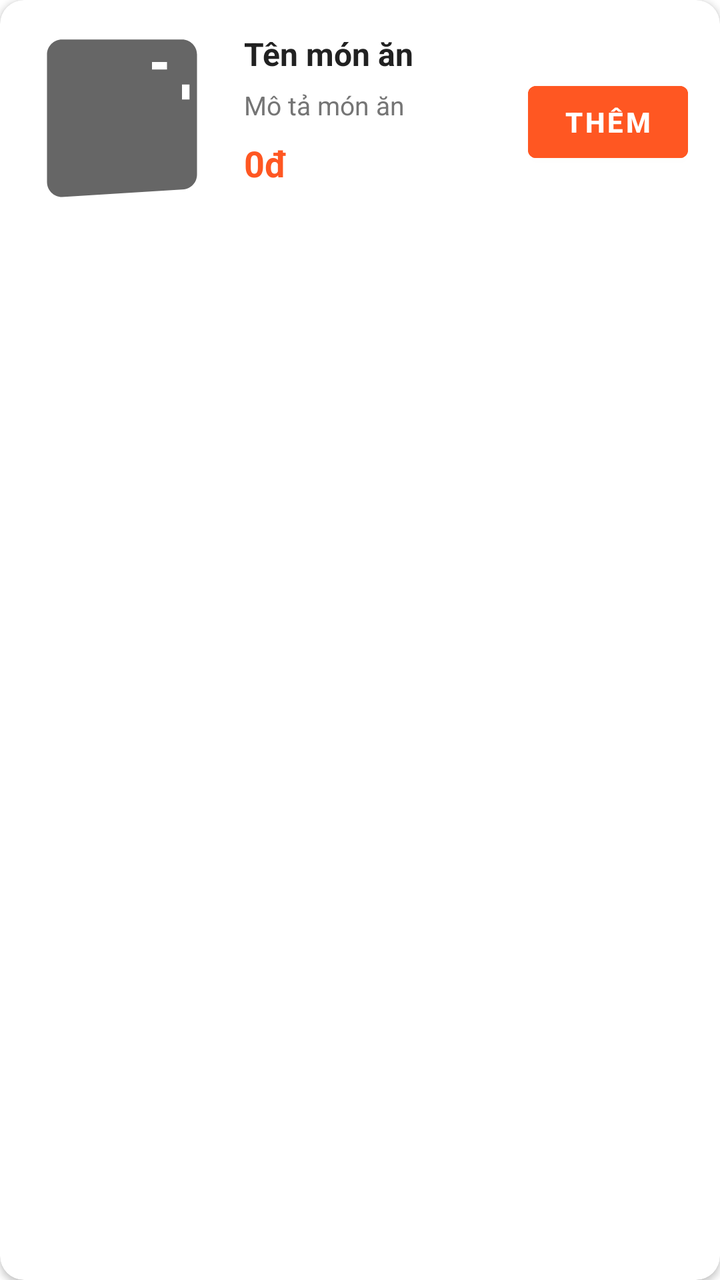
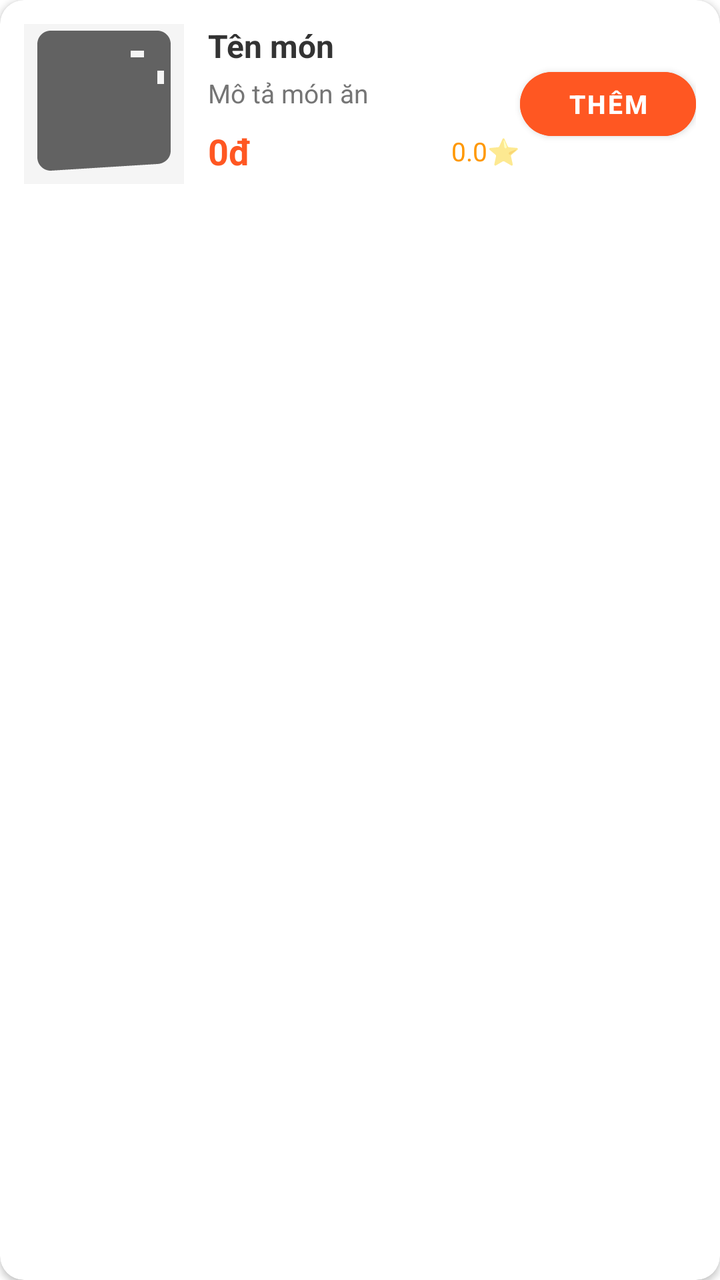

Screens rendered from an Android XML layout before and after an edit, with the pre-edit source and the edit as a unified diff.
<!-- AndroidManifest.xml: application theme Theme.FoodOrder -->
<!-- res/layout/item_food.xml -->
<?xml version="1.0" encoding="utf-8"?>
<androidx.cardview.widget.CardView xmlns:android="http://schemas.android.com/apk/res/android"
    xmlns:app="http://schemas.android.com/apk/res-auto"
    android:layout_width="match_parent"
    android:layout_height="wrap_content"
    android:layout_margin="8dp"
    app:cardCornerRadius="12dp"
    app:cardElevation="2dp">

    <LinearLayout
        android:layout_width="match_parent"
        android:layout_height="wrap_content"
        android:orientation="horizontal"
        android:padding="16dp">

        <ImageView
            android:id="@+id/ivFoodImage"
            android:layout_width="90dp"
            android:layout_height="90dp"
            android:src="@drawable/ic_food_default"
            android:scaleType="centerCrop"
            android:layout_marginEnd="16dp"
            app:cardCornerRadius="8dp"/>

        <LinearLayout
            android:layout_width="0dp"
            android:layout_height="wrap_content"
            android:layout_weight="1"
            android:orientation="vertical">

            <TextView
                android:id="@+id/tvFoodName"
                android:layout_width="wrap_content"
                android:layout_height="wrap_content"
                android:text="Tên món ăn"
                android:textSize="16sp"
                android:textStyle="bold"
                android:textColor="#212121"/>

            <TextView
                android:id="@+id/tvFoodDescription"
                android:layout_width="wrap_content"
                android:layout_height="wrap_content"
                android:text="Mô tả món ăn"
                android:textSize="13sp"
                android:textColor="#757575"
                android:layout_marginTop="6dp"
                android:maxLines="2"
                android:ellipsize="end"/>

            <TextView
                android:id="@+id/tvFoodPrice"
                android:layout_width="wrap_content"
                android:layout_height="wrap_content"
                android:text="0đ"
                android:textSize="18sp"
                android:textStyle="bold"
                android:textColor="#FF5722"
                android:layout_marginTop="8dp"/>
        </LinearLayout>

        <Button
            android:id="@+id/btnAddToCart"
            android:layout_width="80dp"
            android:layout_height="48dp"
            android:text="THÊM"
            android:backgroundTint="#FF5722"
            android:layout_gravity="center"
            android:textSize="14sp"
            android:textStyle="bold"/>

    </LinearLayout>

</androidx.cardview.widget.CardView>
<!-- resources referenced by this layout -->
<resources>
  <!-- drawable ic_food_default (drawable) -->
  <?xml version="1.0" encoding="utf-8"?>
  <vector xmlns:android="http://schemas.android.com/apk/res/android"
      android:width="24dp"
      android:height="24dp"
      android:viewportWidth="24"
      android:viewportHeight="24"
      android:tint="?attr/colorControlNormal">
      <path
          android:fillColor="@android:color/white"
          android:pathData="M11,9L9,9L9,7L11,7L11,9zM15,9L13,9L13,7L15,7L15,9zM16,6L18,6L18,4L16,4L16,6zM19,9L21,9L21,7L19,7L19,9zM13,13L15,13L15,11L13,11L13,13zM9,13L11,13L11,11L9,11L9,13zM7,9L9,9L9,7L7,7L7,9zM4,22c-1.1,0 -2,-0.9 -2,-2v0l0,-0.96L2,3c0,-1.1 0.9,-2 2,-2h16c1.1,0 2,0.9 2,2v16c0,0.27 -0.05,0.53 -0.15,0.77 -0.26,0.68 -1.03,1.21 -1.85,1.23L4,22zM20,20L4,20l0,-15.79c0.19,0.48 0.62,0.79 1.11,0.79L18.89,5c0.49,0 0.92,-0.31 1.11,-0.79L20,20zM8,18L8,18c1.1,0 2,-0.9 2,-2v0c0,-1.1 -0.9,-2 -2,-2s-2,0.9 -2,2c0,1.1 0.9,2 2,2zM16,18c1.1,0 2,-0.9 2,-2 0,-1.1 -0.9,-2 -2,-2s-2,0.9 -2,2c0,1.1 0.9,2 2,2z"/>
  </vector>
  <style name="Theme.FoodOrder" parent="Theme.MaterialComponents.DayNight.NoActionBar">
          
          <item name="colorPrimary">@color/primary_color</item>
          <item name="colorPrimaryVariant">@color/primary_dark</item>
          <item name="colorOnPrimary">@color/white</item>
  
          
          <item name="colorSecondary">@color/accent</item>
          <item name="colorSecondaryVariant">@color/teal_700</item>
          <item name="colorOnSecondary">@color/black</item>
  
          
          <item name="android:windowBackground">@color/background</item>
  
          
          <item name="colorSurface">@color/surface</item>
          <item name="colorOnSurface">@color/text_primary</item>
          <item name="colorError">#FF0000</item>
      </style>
  <color name="primary_color">#FF5722</color>
  <color name="primary_dark">#E64A19</color>
  <color name="white">#FFFFFFFF</color>
  <color name="accent">#FFC107</color>
  <color name="teal_700">#FF018786</color>
  <color name="black">#FF000000</color>
  <color name="background">#FFFFFF</color>
  <color name="surface">#F5F5F5</color>
  <color name="text_primary">#212121</color>
</resources>

<!-- the commit's change to res/layout/item_food.xml (unified diff, before → after) -->
@@ -11,63 +11,108 @@
         android:layout_width="match_parent"
         android:layout_height="wrap_content"
         android:orientation="horizontal"
-        android:padding="16dp">
+        android:padding="12dp">
 
+        
         <ImageView
             android:id="@+id/ivFoodImage"
-            android:layout_width="90dp"
-            android:layout_height="90dp"
+            android:layout_width="80dp"
+            android:layout_height="80dp"
+            android:scaleType="centerCrop"
             android:src="@drawable/ic_food_default"
-            android:scaleType="centerCrop"
-            android:layout_marginEnd="16dp"
-            app:cardCornerRadius="8dp"/>
+            android:background="#F5F5F5"
+            app:cornerRadius="10dp" />
 
+        
         <LinearLayout
             android:layout_width="0dp"
             android:layout_height="wrap_content"
             android:layout_weight="1"
-            android:orientation="vertical">
+            android:orientation="vertical"
+            android:layout_marginStart="12dp">
 
+            
             <TextView
                 android:id="@+id/tvFoodName"
-                android:layout_width="wrap_content"
+                android:layout_width="match_parent"
                 android:layout_height="wrap_content"
-                android:text="Tên món ăn"
+                android:text="Tên món"
                 android:textSize="16sp"
                 android:textStyle="bold"
-                android:textColor="#212121"/>
+                android:textColor="#333333"
+                android:maxLines="2"
+                android:ellipsize="end" />
 
+            
             <TextView
                 android:id="@+id/tvFoodDescription"
-                android:layout_width="wrap_content"
+                android:layout_width="match_parent"
                 android:layout_height="wrap_content"
                 android:text="Mô tả món ăn"
                 android:textSize="13sp"
                 android:textColor="#757575"
-                android:layout_marginTop="6dp"
                 android:maxLines="2"
-                android:ellipsize="end"/>
+                android:ellipsize="end"
+                android:layout_marginTop="4dp" />
 
-            <TextView
-                android:id="@+id/tvFoodPrice"
-                android:layout_width="wrap_content"
+            
+            <LinearLayout
+                android:layout_width="match_parent"
                 android:layout_height="wrap_content"
-                android:text="0đ"
-                android:textSize="18sp"
-                android:textStyle="bold"
-                android:textColor="#FF5722"
-                android:layout_marginTop="8dp"/>
+                android:orientation="horizontal"
+                android:layout_marginTop="8dp"
+                android:gravity="center_vertical">
+
+                <TextView
+                    android:id="@+id/tvFoodPrice"
+                    android:layout_width="0dp"
+                    android:layout_height="wrap_content"
+                    android:layout_weight="1"
+                    android:text="0đ"
+                    android:textSize="18sp"
+                    android:textColor="#FF5722"
+                    android:textStyle="bold" />
+
+                <LinearLayout
+                    android:layout_width="wrap_content"
+                    android:layout_height="wrap_content"
+                    android:orientation="horizontal"
+                    android:gravity="center_vertical">
+
+                    <TextView
+                        android:id="@+id/tvRating"
+                        android:layout_width="wrap_content"
+                        android:layout_height="wrap_content"
+                        android:text="0.0"
+                        android:textSize="13sp"
+                        android:textColor="#FF9800" />
+
+                    <TextView
+                        android:layout_width="wrap_content"
+                        android:layout_height="wrap_content"
+                        android:text="⭐"
+                        android:textSize="13sp" />
+
+                </LinearLayout>
+
+            </LinearLayout>
+
         </LinearLayout>
 
+        
         <Button
             android:id="@+id/btnAddToCart"
-            android:layout_width="80dp"
-            android:layout_height="48dp"
+            android:layout_width="wrap_content"
+            android:layout_height="44dp"
             android:text="THÊM"
+            android:textSize="13sp"
+            android:textStyle="bold"
             android:backgroundTint="#FF5722"
-            android:layout_gravity="center"
-            android:textSize="14sp"
-            android:textStyle="bold"/>
+            android:textColor="@android:color/white"
+            app:cornerRadius="22dp"
+            android:paddingStart="20dp"
+            android:paddingEnd="20dp"
+            android:layout_gravity="center" />
 
     </LinearLayout>
 
